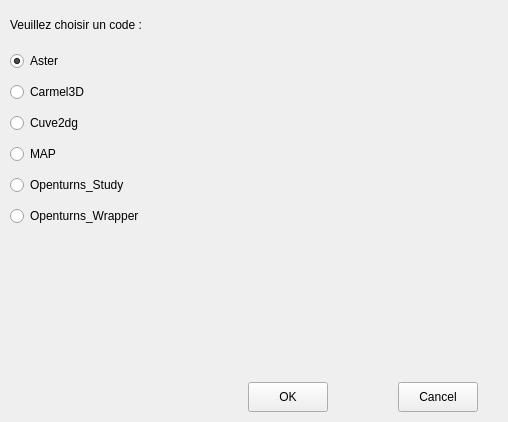
This is UiQT4/desChoixCode.ui in SalomePlatform/eficas_tools as Qt 5 draws it before an edit. The edited form follows.
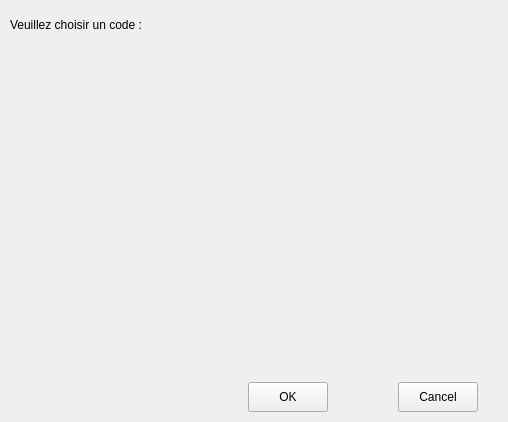
This is the edited form.

```diff
--- a/UiQT4/desChoixCode.ui
+++ b/UiQT4/desChoixCode.ui
@@ -13,124 +13,7 @@
   <property name="windowTitle">
    <string>Choix du code</string>
   </property>
-  <widget class="QRadioButton" name="rB_Openturns_Wrapper">
-   <property name="geometry">
-    <rect>
-     <x>10</x>
-     <y>201</y>
-     <width>162</width>
-     <height>30</height>
-    </rect>
-   </property>
-   <property name="minimumSize">
-    <size>
-     <width>0</width>
-     <height>30</height>
-    </size>
-   </property>
-   <property name="text">
-    <string>Openturns_Wrapper</string>
-   </property>
-  </widget>
-  <widget class="QRadioButton" name="rB_Openturns_Study">
-   <property name="geometry">
-    <rect>
-     <x>10</x>
-     <y>170</y>
-     <width>162</width>
-     <height>30</height>
-    </rect>
-   </property>
-   <property name="minimumSize">
-    <size>
-     <width>0</width>
-     <height>30</height>
-    </size>
-   </property>
-   <property name="text">
-    <string>Openturns_Study</string>
-   </property>
-  </widget>
-  <widget class="QRadioButton" name="rB_Aster">
-   <property name="geometry">
-    <rect>
-     <x>10</x>
-     <y>46</y>
-     <width>162</width>
-     <height>30</height>
-    </rect>
-   </property>
-   <property name="minimumSize">
-    <size>
-     <width>0</width>
-     <height>30</height>
-    </size>
-   </property>
-   <property name="text">
-    <string>Aster</string>
-   </property>
-   <property name="checked">
-    <bool>true</bool>
-   </property>
-  </widget>
-  <widget class="QRadioButton" name="rB_Cuve2dg">
-   <property name="geometry">
-    <rect>
-     <x>10</x>
-     <y>108</y>
-     <width>162</width>
-     <height>30</height>
-    </rect>
-   </property>
-   <property name="minimumSize">
-    <size>
-     <width>0</width>
-     <height>30</height>
-    </size>
-   </property>
-   <property name="text">
-    <string>Cuve2dg</string>
-   </property>
-  </widget>
-  <widget class="QRadioButton" name="rB_Carmel3D">
-   <property name="geometry">
-    <rect>
-     <x>10</x>
-     <y>77</y>
-     <width>162</width>
-     <height>30</height>
-    </rect>
-   </property>
-   <property name="minimumSize">
-    <size>
-     <width>0</width>
-     <height>30</height>
-    </size>
-   </property>
-   <property name="text">
-    <string>Carmel3D</string>
-   </property>
-  </widget>
-  <widget class="QRadioButton" name="rB_MAP">
-   <property name="geometry">
-    <rect>
-     <x>10</x>
-     <y>139</y>
-     <width>162</width>
-     <height>30</height>
-    </rect>
-   </property>
-   <property name="minimumSize">
-    <size>
-     <width>0</width>
-     <height>30</height>
-    </size>
-   </property>
-   <property name="text">
-    <string>MAP</string>
-   </property>
-  </widget>
-  <widget class="QWidget" name="">
+  <widget class="QWidget" name="layoutWidget">
    <property name="geometry">
     <rect>
      <x>0</x>
```
